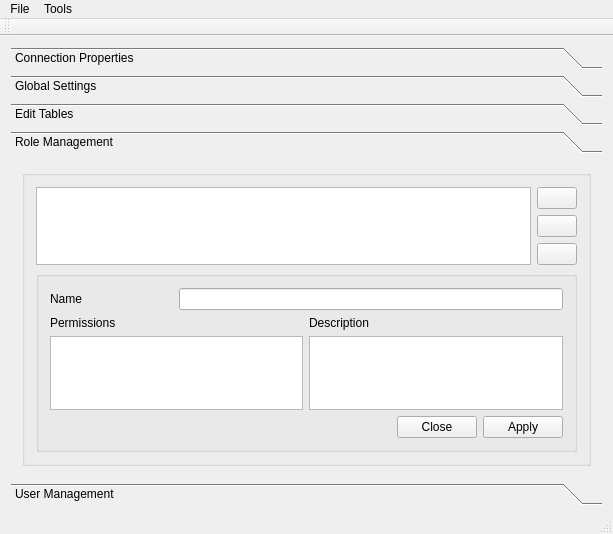
Before: the Qt Designer form conf_app/conf_app.ui in doublebyte1/app_solution, drawn with Qt 5.
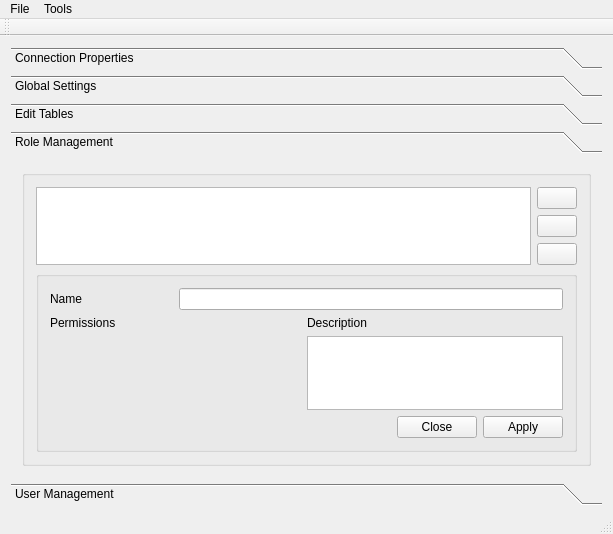
After: the same form once the commit is applied. The open tabs and pages were chosen to show the change. Icons and pictures are not drawn.

Commit message: - Implemented class for the boolean table

The edit to the form file:
```diff
--- a/conf_app/conf_app.ui
+++ b/conf_app/conf_app.ui
@@ -396,8 +396,8 @@
         <rect>
          <x>0</x>
          <y>0</y>
-         <width>226</width>
-         <height>299</height>
+         <width>595</width>
+         <height>331</height>
         </rect>
        </property>
        <attribute name="label">
@@ -538,9 +538,6 @@
                 </property>
                </widget>
               </item>
-              <item row="2" column="0" colspan="2">
-               <widget class="QTableView" name="tableView_2"/>
-              </item>
               <item row="2" column="2">
                <widget class="QPlainTextEdit" name="textRoleDesc">
                 <property name="sizePolicy">
```
Left out of the diff: 41 changed lines with no effect on the pictures. The commit also changes 15 other files.
